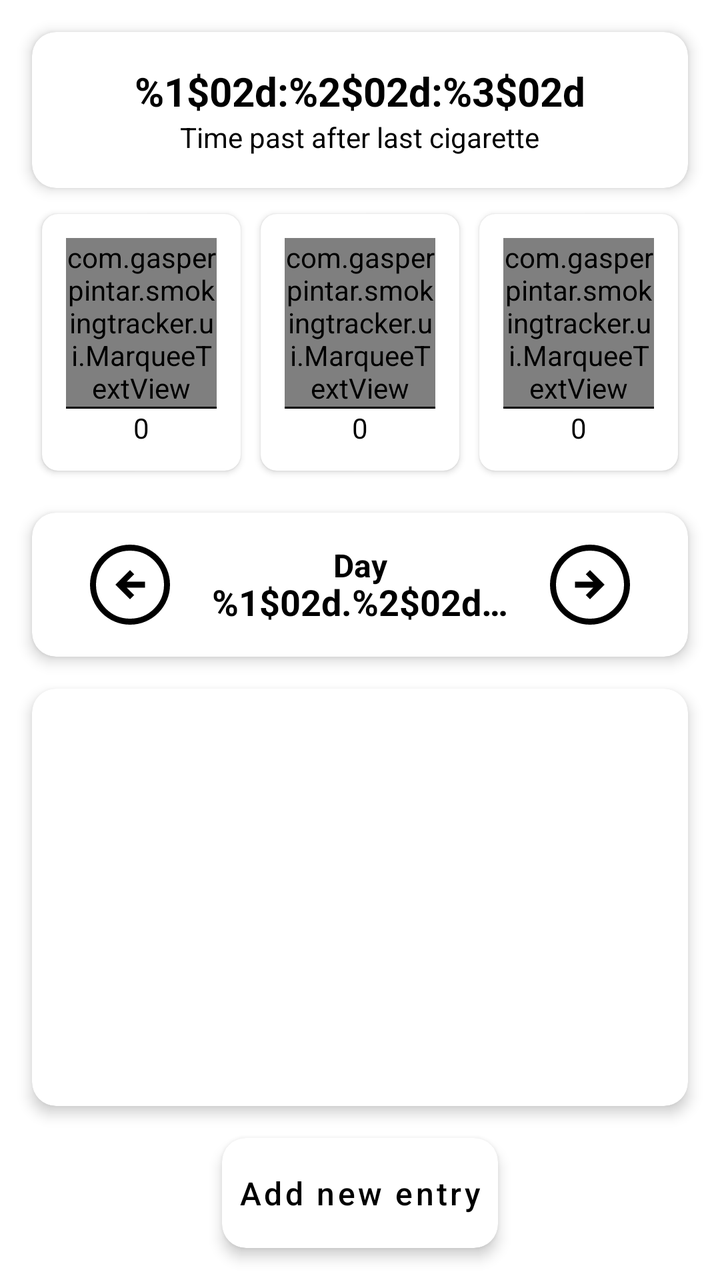
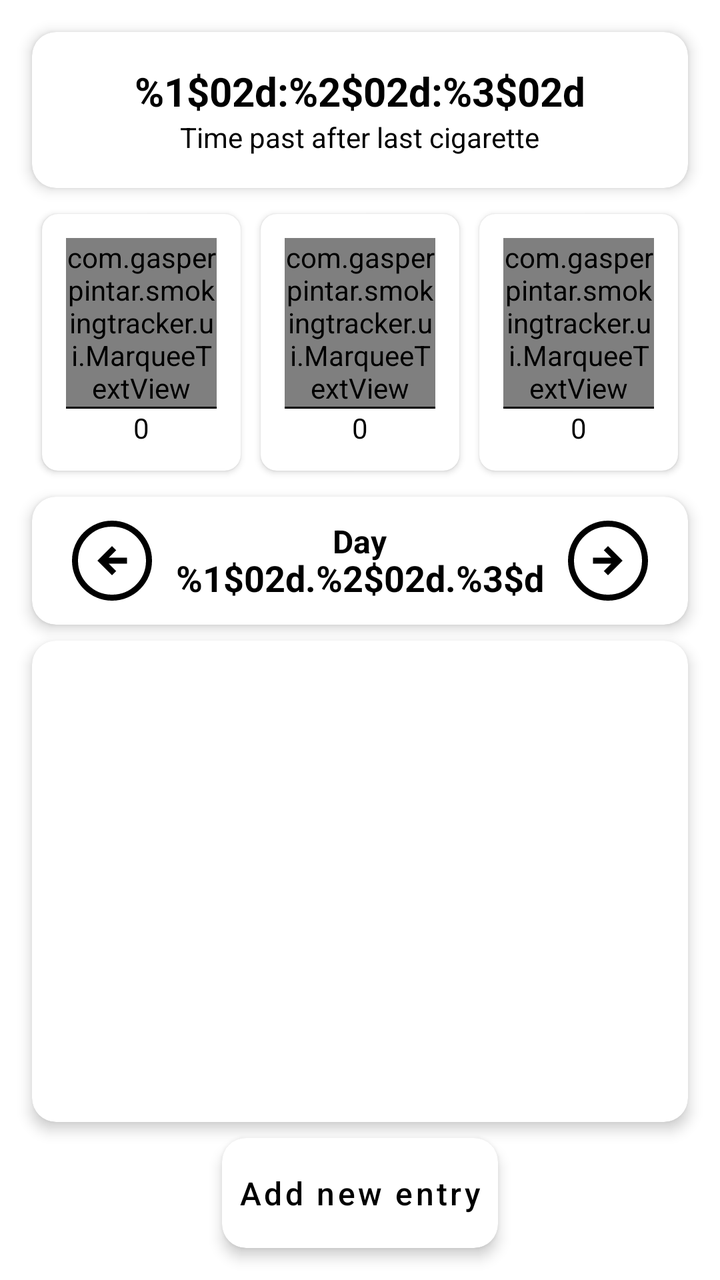

Screens rendered from an Android XML layout before and after an edit, with the pre-edit source and the edit as a unified diff.
<!-- AndroidManifest.xml: application theme Theme.SmokingTracker -->
<!-- res/layout/fragment_home.xml -->
<androidx.constraintlayout.widget.ConstraintLayout
    xmlns:android="http://schemas.android.com/apk/res/android"
    xmlns:app="http://schemas.android.com/apk/res-auto"
    xmlns:tools="http://schemas.android.com/tools"
    android:layout_width="match_parent"
    android:layout_height="match_parent"
    android:fillViewport="true">

    <androidx.cardview.widget.CardView
        android:id="@+id/card_counter"
        android:layout_width="0dp"
        android:layout_height="wrap_content"
        android:layout_margin="16dp"
        app:cardCornerRadius="12dp"
        app:cardElevation="4dp"
        app:layout_constraintTop_toTopOf="parent"
        app:layout_constraintStart_toStartOf="parent"
        app:layout_constraintEnd_toEndOf="parent">

        <LinearLayout
            android:layout_width="match_parent"
            android:layout_height="wrap_content"
            android:orientation="vertical"
            android:gravity="center_horizontal"
            android:padding="16dp">

            <TextView
                android:id="@+id/timer_label"
                android:layout_width="wrap_content"
                android:layout_height="wrap_content"
                android:text="%1$02d:%2$02d:%3$02d"
                style="@style/SpecialTitleTextView"
                tools:ignore="HardcodedText" />

            <TextView
                android:id="@+id/timer_message"
                android:layout_width="wrap_content"
                android:layout_height="wrap_content"
                android:text="@string/home_timer_message"
                style="@style/BodyTextView"
                android:gravity="center"/>
        </LinearLayout>
    </androidx.cardview.widget.CardView>

    <LinearLayout
        android:id="@+id/layout_timeline"
        android:layout_width="0dp"
        android:layout_height="wrap_content"
        android:orientation="horizontal"
        android:layout_marginStart="16dp"
        android:layout_marginEnd="16dp"
        android:layout_marginTop="8dp"
        android:weightSum="3"
        app:layout_constraintTop_toBottomOf="@id/card_counter"
        app:layout_constraintStart_toStartOf="parent"
        app:layout_constraintEnd_toEndOf="parent">

        <androidx.cardview.widget.CardView
            android:layout_width="0dp"
            android:layout_height="wrap_content"
            android:layout_weight="1"
            android:layout_margin="5dp"
            app:cardCornerRadius="8dp"
            app:cardElevation="2dp">

            <LinearLayout
                android:layout_width="match_parent"
                android:layout_height="wrap_content"
                android:orientation="vertical"
                android:gravity="center_horizontal"
                android:padding="12dp">

                <com.gasperpintar.smokingtracker.ui.MarqueeTextView
                    android:id="@+id/daily_label"
                    android:layout_width="wrap_content"
                    android:layout_height="wrap_content"
                    android:text="@string/home_daily"
                    style="@style/SubtitleTextView"
                    android:singleLine="true"
                    android:ellipsize="end" />

                <View
                    android:layout_width="match_parent"
                    android:layout_height="1dp"
                    android:background="?attr/colorOnSurface"/>

                <TextView
                    android:id="@+id/daily_value"
                    android:layout_width="wrap_content"
                    android:layout_height="wrap_content"
                    android:text="0"
                    style="@style/BodyTextView"
                    android:singleLine="true"
                    android:ellipsize="end"
                    tools:ignore="HardcodedText" />

            </LinearLayout>
        </androidx.cardview.widget.CardView>

        <androidx.cardview.widget.CardView
            android:layout_width="0dp"
            android:layout_height="wrap_content"
            android:layout_weight="1"
            android:layout_margin="5dp"
            app:cardCornerRadius="8dp"
            app:cardElevation="2dp">

            <LinearLayout
                android:layout_width="match_parent"
                android:layout_height="wrap_content"
                android:orientation="vertical"
                android:gravity="center_horizontal"
                android:padding="12dp">

                <com.gasperpintar.smokingtracker.ui.MarqueeTextView
                    android:id="@+id/weekly_label"
                    android:layout_width="wrap_content"
                    android:layout_height="wrap_content"
                    android:text="@string/home_weekly"
                    style="@style/SubtitleTextView" />

                <View
                    android:layout_width="match_parent"
                    android:layout_height="1dp"
                    android:background="?attr/colorOnSurface" />

                <TextView
                    android:id="@+id/weekly_value"
                    android:layout_width="wrap_content"
                    android:layout_height="wrap_content"
                    android:text="0"
                    style="@style/BodyTextView"
                    android:singleLine="true"
                    android:ellipsize="end"
                    tools:ignore="HardcodedText" />

            </LinearLayout>
        </androidx.cardview.widget.CardView>

        <androidx.cardview.widget.CardView
            android:layout_width="0dp"
            android:layout_height="wrap_content"
            android:layout_weight="1"
            android:layout_margin="5dp"
            app:cardCornerRadius="8dp"
            app:cardElevation="2dp">

            <LinearLayout
                android:layout_width="match_parent"
                android:layout_height="wrap_content"
                android:orientation="vertical"
                android:gravity="center_horizontal"
                android:padding="12dp">

                <com.gasperpintar.smokingtracker.ui.MarqueeTextView
                    android:id="@+id/monthly_label"
                    android:layout_width="wrap_content"
                    android:layout_height="wrap_content"
                    android:text="@string/home_monthly"
                    style="@style/SubtitleTextView"
                    android:singleLine="true"
                    android:ellipsize="end" />

                <View
                    android:layout_width="match_parent"
                    android:layout_height="1dp"
                    android:background="?attr/colorOnSurface"/>

                <TextView
                    android:id="@+id/monthly_value"
                    android:layout_width="wrap_content"
                    android:layout_height="wrap_content"
                    android:text="0"
                    style="@style/BodyTextView"
                    android:singleLine="true"
                    android:ellipsize="end"
                    tools:ignore="HardcodedText" />

            </LinearLayout>
        </androidx.cardview.widget.CardView>
    </LinearLayout>

    <androidx.cardview.widget.CardView
        android:id="@+id/card_day_navigation"
        android:layout_width="0dp"
        android:layout_height="wrap_content"
        android:layout_margin="16dp"
        app:cardCornerRadius="12dp"
        app:cardElevation="4dp"
        app:layout_constraintTop_toBottomOf="@id/layout_timeline"
        app:layout_constraintStart_toStartOf="parent"
        app:layout_constraintEnd_toEndOf="parent">

        <LinearLayout
            android:id="@+id/day_navigation"
            android:layout_width="match_parent"
            android:layout_height="wrap_content"
            android:orientation="horizontal"
            android:gravity="center"
            android:padding="8dp">

            <ImageButton
                android:id="@+id/previous_day"
                android:layout_width="48dp"
                android:layout_height="wrap_content"
                android:contentDescription="@string/home_previous_day"
                android:src="@drawable/arrow_circle_left_48px"
                android:layout_gravity="center"
                app:tint="?attr/colorOnSurface"
                style="@style/Widget.MaterialComponents.Button.TextButton"/>

            <LinearLayout
                android:layout_width="150dp"
                android:layout_height="wrap_content"
                android:layout_marginStart="16dp"
                android:layout_marginEnd="16dp"
                android:orientation="vertical"
                android:gravity="center">

                <TextView
                    android:id="@+id/current_day"
                    android:layout_width="match_parent"
                    android:layout_height="wrap_content"
                    android:text="Day"
                    android:gravity="center"
                    android:singleLine="true"
                    style="@style/SubtitleTextView"
                    tools:ignore="HardcodedText" />

                <TextView
                    android:id="@+id/current_date"
                    android:layout_width="match_parent"
                    android:layout_height="wrap_content"
                    android:text="%1$02d.%2$02d.%3$d"
                    android:gravity="center"
                    android:singleLine="true"
                    android:layout_marginTop="-5dp"
                    style="@style/MainTitleCenterTextView"
                    tools:ignore="HardcodedText" />

            </LinearLayout>

            <ImageButton
                android:id="@+id/next_day"
                android:layout_width="48dp"
                android:layout_height="wrap_content"
                android:contentDescription="@string/home_next_day"
                android:src="@drawable/arrow_circle_right_48px"
                android:layout_gravity="center"
                app:tint="?attr/colorOnSurface"
                style="@style/Widget.MaterialComponents.Button.TextButton"/>
        </LinearLayout>
    </androidx.cardview.widget.CardView>

    <androidx.cardview.widget.CardView
        android:id="@+id/card_recyclerview_history"
        android:layout_width="0dp"
        android:layout_height="0dp"
        android:layout_margin="16dp"
        app:cardCornerRadius="12dp"
        app:cardElevation="4dp"
        app:layout_constraintTop_toBottomOf="@id/card_day_navigation"
        app:layout_constraintBottom_toTopOf="@id/card_button_add_entry"
        app:layout_constraintStart_toStartOf="parent"
        app:layout_constraintEnd_toEndOf="parent">

        <androidx.recyclerview.widget.RecyclerView
            android:id="@+id/recyclerview_history"
            android:layout_width="match_parent"
            android:layout_height="match_parent"
            android:padding="8dp"/>
    </androidx.cardview.widget.CardView>

    <androidx.cardview.widget.CardView
        android:id="@+id/card_button_add_entry"
        android:layout_width="wrap_content"
        android:layout_height="wrap_content"
        android:layout_margin="16dp"
        app:cardCornerRadius="12dp"
        app:cardElevation="4dp"
        app:layout_constraintBottom_toBottomOf="parent"
        app:layout_constraintStart_toStartOf="parent"
        app:layout_constraintEnd_toEndOf="parent">

        <Button
            android:id="@+id/button_add_entry"
            android:layout_width="wrap_content"
            android:layout_height="55dp"
            android:contentDescription="@string/home_next_day"
            android:text="@string/home_add_entry"
            style="@style/Button"/>
    </androidx.cardview.widget.CardView>

</androidx.constraintlayout.widget.ConstraintLayout>
<!-- resources referenced by this layout -->
<resources>
  <!-- drawable arrow_circle_left_48px (drawable) -->
  <vector xmlns:android="http://schemas.android.com/apk/res/android"
      android:width="48dp"
      android:height="48dp"
      android:viewportWidth="960"
      android:viewportHeight="960"
      android:tint="?attr/colorControlNormal"
      android:autoMirrored="true">
    <path
        android:fillColor="@android:color/white"
        android:pathData="M480,626L522,584L448,510L630,510L630,450L448,450L522,376L480,334L334,480L480,626ZM480,880Q398,880 325,848.5Q252,817 197.5,762.5Q143,708 111.5,635Q80,562 80,480Q80,397 111.5,324Q143,251 197.5,197Q252,143 325,111.5Q398,80 480,80Q563,80 636,111.5Q709,143 763,197Q817,251 848.5,324Q880,397 880,480Q880,562 848.5,635Q817,708 763,762.5Q709,817 636,848.5Q563,880 480,880ZM480,820Q622,820 721,720.5Q820,621 820,480Q820,338 721,239Q622,140 480,140Q339,140 239.5,239Q140,338 140,480Q140,621 239.5,720.5Q339,820 480,820ZM480,480Q480,480 480,480Q480,480 480,480Q480,480 480,480Q480,480 480,480Q480,480 480,480Q480,480 480,480Q480,480 480,480Q480,480 480,480Z"/>
  </vector>
  <string name="home_add_entry">Add new entry</string>
  <string name="home_daily">Daily</string>
  <string name="home_monthly">Monthly</string>
  <string name="home_next_day">Next day</string>
  <string name="home_previous_day">Previous day</string>
  <string name="home_timer_message">Time past after last cigarette</string>
  <string name="home_weekly">Weekly</string>
  <style name="BodyTextView" parent="Widget.AppCompat.TextView">
          <item name="android:textSize">14sp</item>
          <item name="android:textColor">?attr/colorOnSurface</item>
      </style>
  <style name="Button" parent="Widget.MaterialComponents.Button.TextButton">
          <item name="android:textColor">?attr/colorOnSurface</item>
          <item name="android:textSize">16sp</item>
          <item name="android:singleLine">true</item>
          <item name="android:textAllCaps">false</item>
      </style>
  <style name="MainTitleCenterTextView" parent="Widget.AppCompat.TextView">
          <item name="android:textSize">18sp</item>
          <item name="android:textStyle">bold</item>
          <item name="android:textColor">?attr/colorOnSurface</item>
          <item name="android:gravity">center</item>
          <item name="android:ellipsize">end</item>
      </style>
  <style name="SpecialTitleTextView" parent="Widget.AppCompat.TextView">
          <item name="android:textSize">20sp</item>
          <item name="android:textStyle">bold</item>
          <item name="android:textColor">?attr/colorOnSurface</item>
          <item name="android:gravity">center</item>
          <item name="android:ellipsize">end</item>
      </style>
  <style name="SubtitleTextView" parent="Widget.AppCompat.TextView">
          <item name="android:textSize">16sp</item>
          <item name="android:textStyle">bold</item>
          <item name="android:textColor">?attr/colorOnSurface</item>
      </style>
  <color name="background">#FFFFFF</color>
  <color name="primary">#000000</color>
  <color name="on_primary">#FFFFFF</color>
  <color name="secondary">#000000</color>
  <color name="on_secondary">#FFFFFF</color>
  <color name="surface">#FFFFFF</color>
  <color name="on_surface">#000000</color>
  <color name="on_background">#000000</color>
  <color name="error">#B00020</color>
  <color name="on_error">#FFFFFF</color>
  <!-- unchanged entries left out for length: 2 -->
</resources>

<!-- the commit's change to res/layout/fragment_home.xml (unified diff, before → after) -->
@@ -184,7 +184,8 @@
         android:id="@+id/card_day_navigation"
         android:layout_width="0dp"
         android:layout_height="wrap_content"
-        android:layout_margin="16dp"
+        android:layout_marginVertical="8dp"
+        android:layout_marginHorizontal="16dp"
         app:cardCornerRadius="12dp"
         app:cardElevation="4dp"
         app:layout_constraintTop_toBottomOf="@id/layout_timeline"
@@ -193,47 +194,46 @@
 
         <LinearLayout
             android:id="@+id/day_navigation"
-            android:layout_width="match_parent"
-            android:layout_height="wrap_content"
+            android:layout_width="wrap_content"
+            android:layout_height="wrap_content"
+            android:layout_gravity="center"
             android:orientation="horizontal"
-            android:gravity="center"
+            android:gravity="center_vertical"
             android:padding="8dp">
 
             <ImageButton
                 android:id="@+id/previous_day"
                 android:layout_width="48dp"
-                android:layout_height="wrap_content"
+                android:layout_height="48dp"
                 android:contentDescription="@string/home_previous_day"
                 android:src="@drawable/arrow_circle_left_48px"
-                android:layout_gravity="center"
+                android:padding="0dp"
                 app:tint="?attr/colorOnSurface"
-                style="@style/Widget.MaterialComponents.Button.TextButton"/>
+                style="@style/Widget.MaterialComponents.Button.TextButton" />
 
             <LinearLayout
-                android:layout_width="150dp"
-                android:layout_height="wrap_content"
-                android:layout_marginStart="16dp"
-                android:layout_marginEnd="16dp"
+                android:layout_width="wrap_content"
+                android:layout_height="wrap_content"
+                android:minWidth="170dp"
+                android:layout_marginHorizontal="8dp"
                 android:orientation="vertical"
                 android:gravity="center">
 
                 <TextView
                     android:id="@+id/current_day"
-                    android:layout_width="match_parent"
+                    android:layout_width="wrap_content"
                     android:layout_height="wrap_content"
                     android:text="Day"
                     android:gravity="center"
-                    android:singleLine="true"
                     style="@style/SubtitleTextView"
                     tools:ignore="HardcodedText" />
 
                 <TextView
                     android:id="@+id/current_date"
-                    android:layout_width="match_parent"
+                    android:layout_width="wrap_content"
                     android:layout_height="wrap_content"
                     android:text="%1$02d.%2$02d.%3$d"
                     android:gravity="center"
-                    android:singleLine="true"
                     android:layout_marginTop="-5dp"
                     style="@style/MainTitleCenterTextView"
                     tools:ignore="HardcodedText" />
@@ -243,12 +243,12 @@
             <ImageButton
                 android:id="@+id/next_day"
                 android:layout_width="48dp"
-                android:layout_height="wrap_content"
+                android:layout_height="48dp"
                 android:contentDescription="@string/home_next_day"
                 android:src="@drawable/arrow_circle_right_48px"
-                android:layout_gravity="center"
+                android:padding="0dp"
                 app:tint="?attr/colorOnSurface"
-                style="@style/Widget.MaterialComponents.Button.TextButton"/>
+                style="@style/Widget.MaterialComponents.Button.TextButton" />
         </LinearLayout>
     </androidx.cardview.widget.CardView>
 
@@ -256,7 +256,8 @@
         android:id="@+id/card_recyclerview_history"
         android:layout_width="0dp"
         android:layout_height="0dp"
-        android:layout_margin="16dp"
+        android:layout_marginVertical="8dp"
+        android:layout_marginHorizontal="16dp"
         app:cardCornerRadius="12dp"
         app:cardElevation="4dp"
         app:layout_constraintTop_toBottomOf="@id/card_day_navigation"
@@ -268,7 +269,35 @@
             android:id="@+id/recyclerview_history"
             android:layout_width="match_parent"
             android:layout_height="match_parent"
-            android:padding="8dp"/>
+            android:padding="8dp" />
+
+        <LinearLayout
+            android:id="@+id/layout_empty_history"
+            android:layout_width="match_parent"
+            android:layout_height="match_parent"
+            android:orientation="vertical"
+            android:gravity="center"
+            android:padding="24dp"
+            android:visibility="gone">
+
+            <TextView
+                android:id="@+id/empty_history_title"
+                android:layout_width="wrap_content"
+                android:layout_height="wrap_content"
+                android:text="@string/home_no_entries"
+                android:gravity="center"
+                style="@style/MainTitleCenterTextView" />
+
+            <TextView
+                android:id="@+id/empty_history_message"
+                android:layout_width="wrap_content"
+                android:layout_height="wrap_content"
+                android:text="@string/home_no_entries_message"
+                android:gravity="center"
+                style="@style/BodyTextView" />
+
+        </LinearLayout>
+
     </androidx.cardview.widget.CardView>
 
     <androidx.cardview.widget.CardView
<!-- resource entries referenced after the edit -->
@@ -16,6 +16,8 @@
   <string name="home_daily">Daily</string>
   <string name="home_monthly">Monthly</string>
   <string name="home_next_day">Next day</string>
+  <string name="home_no_entries">No entries found for this day</string>
+  <string name="home_no_entries_message">Click the \"Add new entry\" button to add a new entry</string>
   <string name="home_previous_day">Previous day</string>
   <string name="home_timer_message">Time past after last cigarette</string>
   <string name="home_weekly">Weekly</string>
